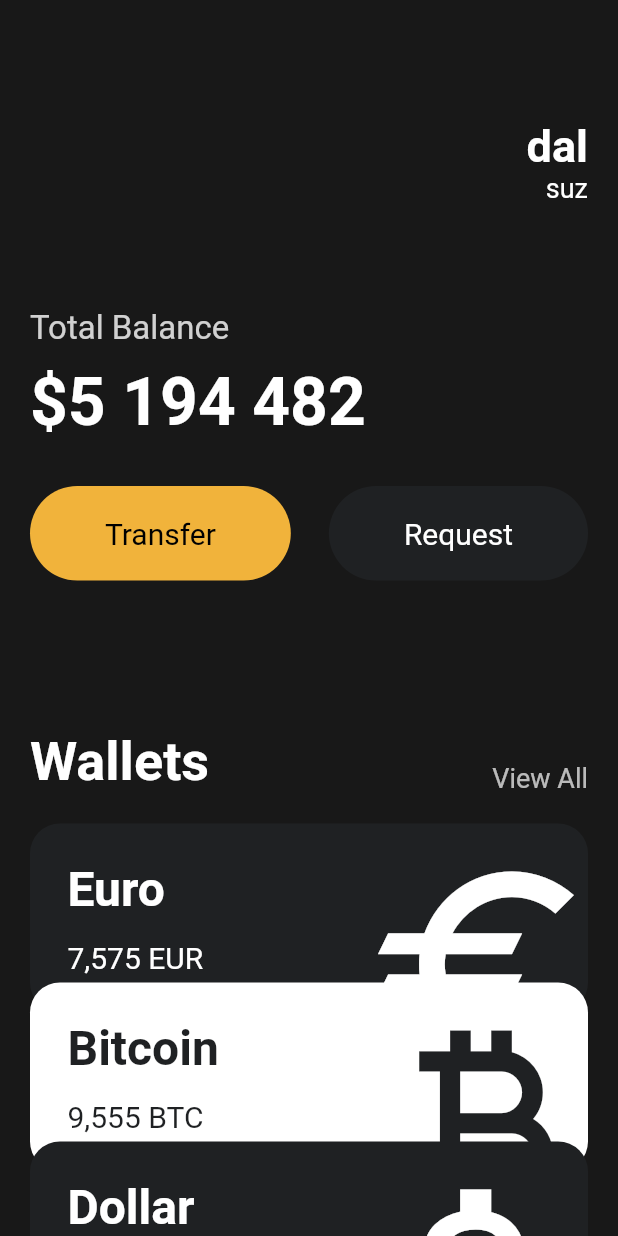
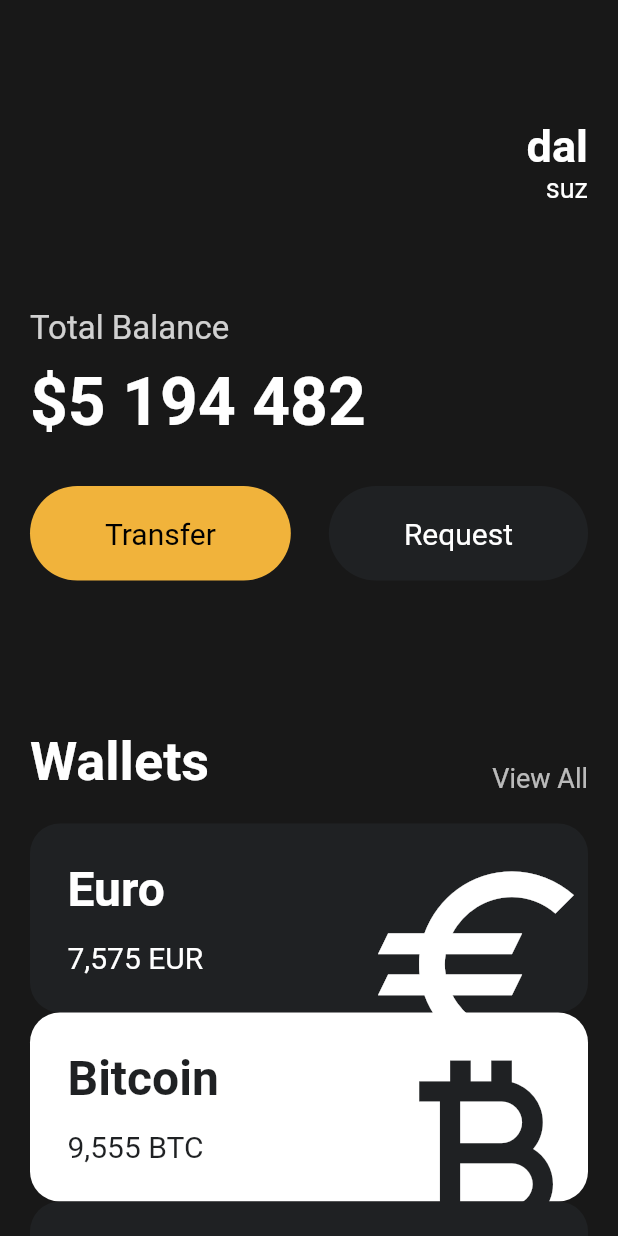
Before and after one commit to MoonhaloSUZ/Flutter, a Flutter app: the screen it shows after launch, on a phone screen of 412 x 824 dp. Run offline on Flutter 3.47's test engine with Material 2 defaults, Android fonts, the phone set to English and light mode, and no system bars.

Commit message:
Simple Flutter UI App

```diff
--- a/webtoon/lib/main.dart
+++ b/webtoon/lib/main.dart
@@ -149,26 +149,23 @@ class App extends StatelessWidget {
                     amount: '7,575',
                     icon: Icons.euro,
                     isInverted: false,
+                    offSet: 0,
                   ),
-                  Transform.translate(
-                    offset: const Offset(0, -20),
-                    child: const CurrencyCard(
+                  const CurrencyCard(
                     name: 'Bitcoin',
                     code: 'BTC',
                     amount: '9,555',
                     icon: Icons.currency_bitcoin,
                     isInverted: true,
+                    offSet: -20,
                   ),
-                  ),
-                  Transform.translate(
-                    offset: const Offset(0, -40),
-                    child: const CurrencyCard(
+                  const CurrencyCard(
                     name: 'Dollar',
                     code: 'USD',
                     amount: '7,575',
                     icon: Icons.attach_money_outlined,
                     isInverted: false,
-                    ),
+                    offSet: -40,
                   ),
                 ],
               ),
```
Lines whose indentation alone changed are shown as unchanged.
